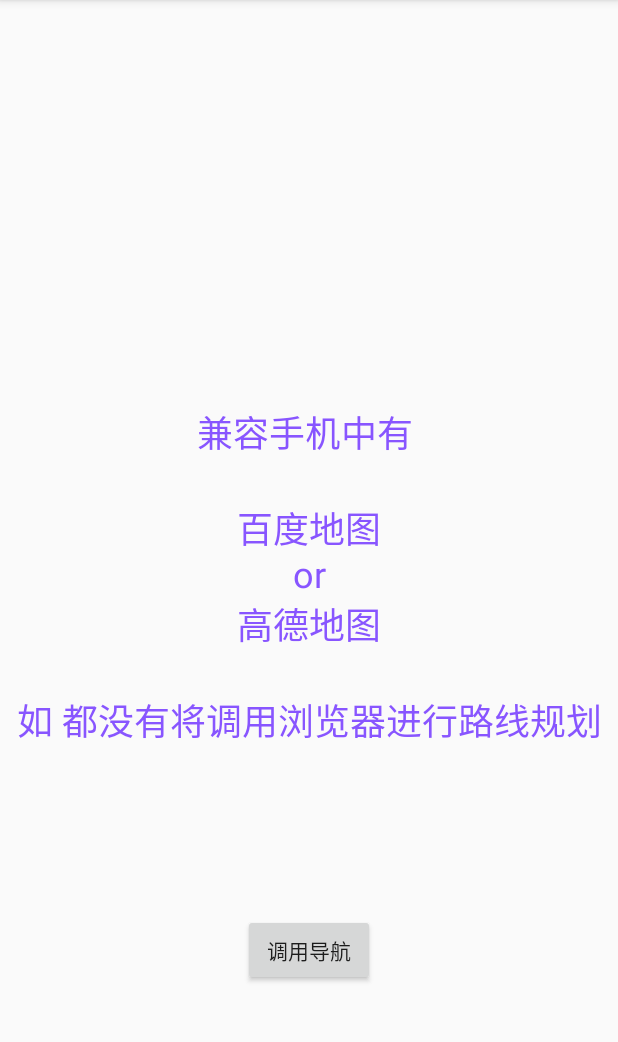
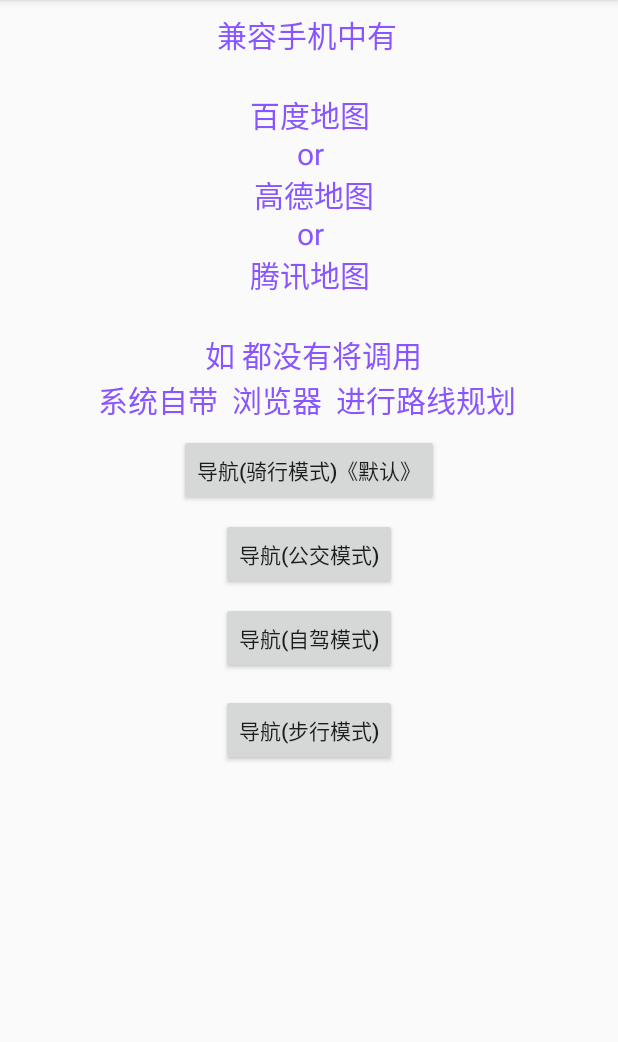
Before and after one commit to feisher/NaviUtil, an Android app: the screen it shows after launch (MainActivity), on a phone screen of 412 x 824 dp, the part 84-1126 px from its top. Run offline under Robolectric (Android 15) with nearby library versions, the phone set to English and light mode, and no system bars.

Commit message:
:sparkles: 添加新功能 从1.0.4版本起，新增支持腾讯地图 ，三种地图智能识别，用户手机只有一种时自动选择跳转，多个弹窗                      新增 导航模式设置(默认骑行模式)，可选择 公交 ，自驾 ，骑行 ，步行 ，三种地图均支持

```diff
--- a/app/build.gradle
+++ b/app/build.gradle
@@ -38,6 +38,6 @@ dependencies {
     testImplementation 'junit:junit:4.12'
     androidTestImplementation 'com.android.support.test:runner:1.0.2'
     androidTestImplementation 'com.android.support.test.espresso:espresso-core:3.0.2'
-//    implementation project(':plugin_navi')
-    implementation 'com.github.feisher:NaviUtil:1.0.2'
+    implementation project(':plugin_navi')
+//    implementation 'com.github.feisher:NaviUtil:1.0.2'
 }
--- a/app/src/main/java/com/feisher/naviutil/MainActivity.kt
+++ b/app/src/main/java/com/feisher/naviutil/MainActivity.kt
@@ -17,7 +17,21 @@ class MainActivity : AppCompatActivity() {
         //注意，集成请使用自己的签名文件到百度和高德平台申请创建安卓应用
         button.setOnClickListener {
             NaviUtil.with(this@MainActivity,NaviUtil.DB09)
-                    .navi(sLat,sLng,"我的位置",eLat,eLng,"目的地",BuildConfig.APPLICATION_ID)
+                    .navi(sLat,sLng,"我的位置",eLat,eLng,"目的地",applicationInfo.packageName)
         }
+        button2.setOnClickListener {
+            NaviUtil.with(this@MainActivity,NaviUtil.DB09,NaviUtil.BUS)
+                    .navi(sLat,sLng,"我的位置",eLat,eLng,"目的地",applicationInfo.packageName)
+        }
+        button3.setOnClickListener {
+            NaviUtil.with(this@MainActivity,NaviUtil.DB09,NaviUtil.CAR)
+                    .navi(sLat,sLng,"我的位置",eLat,eLng,"目的地",applicationInfo.packageName)
+        }
+        button4.setOnClickListener {
+            NaviUtil.with(this@MainActivity,NaviUtil.DB09,NaviUtil.WALK)
+                    .navi(sLat,sLng,"我的位置",eLat,eLng,"目的地",applicationInfo.packageName)
+        }
+
     }
+
 }
--- a/app/src/main/res/layout/activity_main.xml
+++ b/app/src/main/res/layout/activity_main.xml
@@ -10,14 +10,19 @@
         android:id="@+id/textView"
         android:layout_width="wrap_content"
         android:layout_height="wrap_content"
+        android:layout_marginLeft="8dp"
+        android:layout_marginRight="8dp"
+        android:layout_marginTop="8dp"
         android:gravity="center"
-        android:text="兼容手机中有 \n\n 百度地图 \n or \n 高德地图 \n\n 如 都没有将调用浏览器进行路线规划 "
+        android:text="兼容手机中有 \n\n 百度地图 \n or \n 高德地图\n or \n 腾讯地图 \n\n 如 都没有将调用\n系统自带  浏览器  进行路线规划 "
         android:textColor="#8855ff"
-        android:textSize="24dp"
+        android:textSize="20dp"
         app:layout_constraintBottom_toBottomOf="parent"
+        app:layout_constraintHorizontal_bias="0.506"
         app:layout_constraintLeft_toLeftOf="parent"
         app:layout_constraintRight_toRightOf="parent"
-        app:layout_constraintTop_toTopOf="parent" />
+        app:layout_constraintTop_toTopOf="parent"
+        app:layout_constraintVertical_bias="0.0" />
 
     <Button
         android:id="@+id/button"
@@ -29,11 +34,61 @@
         android:layout_marginRight="8dp"
         android:layout_marginStart="8dp"
         android:layout_marginTop="8dp"
-        android:text="调用导航"
+        android:text="导航(骑行模式)《默认》"
+        app:layout_constraintEnd_toEndOf="parent"
+        app:layout_constraintStart_toStartOf="parent"
+        app:layout_constraintTop_toBottomOf="@+id/textView"
+        app:layout_constraintVertical_bias="0.888" />
+
+    <Button
+        android:id="@+id/button2"
+        android:layout_width="wrap_content"
+        android:layout_height="wrap_content"
+        android:layout_marginEnd="8dp"
+        android:layout_marginLeft="8dp"
+        android:layout_marginRight="8dp"
+        android:layout_marginStart="8dp"
+        android:layout_marginTop="8dp"
+
+        android:text="导航(公交模式)"
+        app:layout_constraintEnd_toEndOf="parent"
+        app:layout_constraintHorizontal_bias="0.501"
+        app:layout_constraintStart_toStartOf="parent"
+        app:layout_constraintTop_toBottomOf="@+id/button" />
+
+
+    <Button
+        android:id="@+id/button3"
+        android:layout_width="wrap_content"
+        android:layout_height="wrap_content"
+        android:layout_marginEnd="8dp"
+        android:layout_marginLeft="8dp"
+        android:layout_marginRight="8dp"
+        android:layout_marginStart="8dp"
+        android:layout_marginTop="8dp"
+        android:text="导航(自驾模式)"
+        app:layout_constraintEnd_toEndOf="parent"
+        app:layout_constraintHorizontal_bias="0.501"
+        app:layout_constraintStart_toStartOf="parent"
+        app:layout_constraintTop_toBottomOf="@+id/button2" />
+
+    <Button
+        android:id="@+id/button4"
+        android:layout_width="wrap_content"
+        android:layout_height="wrap_content"
+        android:layout_marginBottom="8dp"
+        android:layout_marginEnd="8dp"
+        android:layout_marginLeft="8dp"
+        android:layout_marginRight="8dp"
+        android:layout_marginStart="8dp"
+        android:layout_marginTop="8dp"
+        android:text="导航(步行模式)"
         app:layout_constraintBottom_toBottomOf="parent"
         app:layout_constraintEnd_toEndOf="parent"
+        app:layout_constraintHorizontal_bias="0.501"
         app:layout_constraintStart_toStartOf="parent"
-        app:layout_constraintTop_toBottomOf="@+id/textView" />
+        app:layout_constraintTop_toBottomOf="@+id/button3"
+        app:layout_constraintVertical_bias="0.021" />
 
 
 </android.support.constraint.ConstraintLayout>
--- a/plugin_navi/build.gradle
+++ b/plugin_navi/build.gradle
@@ -1,15 +1,15 @@
 apply plugin: 'com.android.library'
 apply plugin: 'com.github.dcendents.android-maven'
 group='com.github.feisher'
-version = "1.0.2"
+version = "1.0.4"
 android {
     compileSdkVersion 27
 
     defaultConfig {
         minSdkVersion 15
         targetSdkVersion 25
-        versionCode 1
-        versionName "1.0"
+        versionCode 4
+        versionName "1.0.4"
 
         testInstrumentationRunner "android.support.test.runner.AndroidJUnitRunner"
 
```
Also changed, not shown: plugin_navi/src/main/java/com/yusong/plugin_navi/NaviUtil.java (+155 -19 lines), 4 other files.
